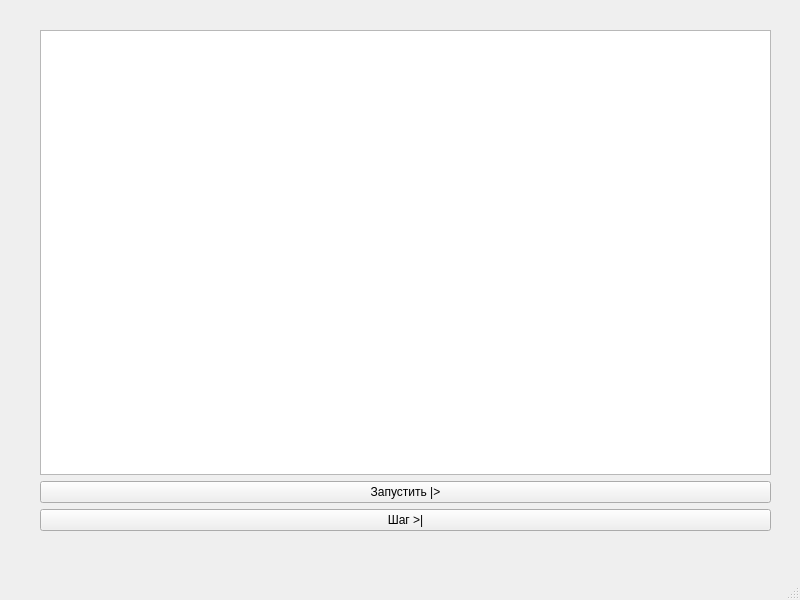
First picture: the form in mainwindow.ui, repository dmokin2022/PhysicalModelling, before the edit.
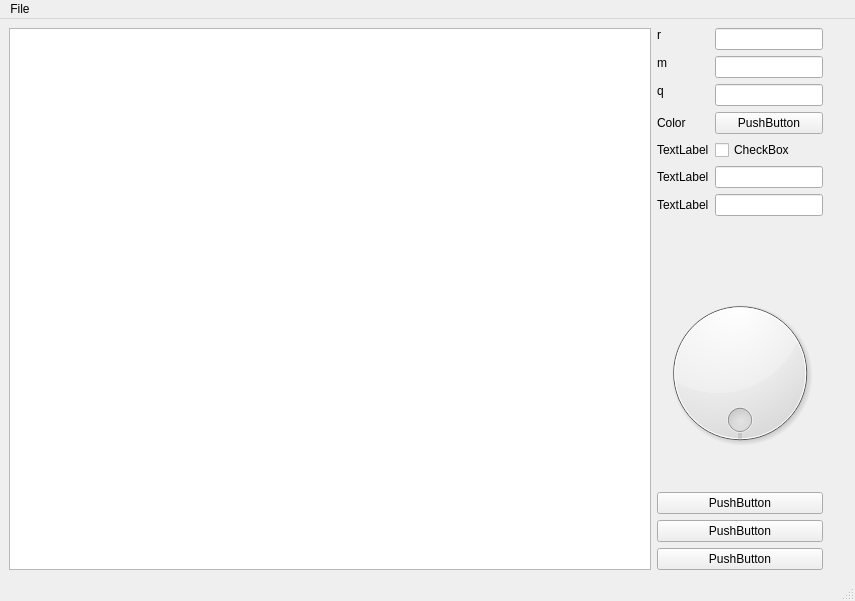
Second picture: the form after the edit.

Commit message: Сделан нормальный интерфейс

What changed in the file:
```diff
--- a/mainwindow.ui
+++ b/mainwindow.ui
@@ -6,56 +6,232 @@
    <rect>
     <x>0</x>
     <y>0</y>
-    <width>800</width>
-    <height>600</height>
+    <width>855</width>
+    <height>601</height>
    </rect>
   </property>
   <property name="windowTitle">
    <string>MainWindow</string>
   </property>
   <widget class="QWidget" name="centralwidget">
-   <widget class="QWidget" name="verticalLayoutWidget">
-    <property name="geometry">
-     <rect>
-      <x>40</x>
-      <y>30</y>
-      <width>731</width>
-      <height>501</height>
-     </rect>
-    </property>
-    <layout class="QVBoxLayout">
-     <property name="sizeConstraint">
-      <enum>QLayout::SetDefaultConstraint</enum>
-     </property>
-     <item>
-      <widget class="QGraphicsView" name="graphicsView"/>
-     </item>
-     <item>
-      <widget class="QPushButton" name="buttonRunSimulation">
-       <property name="text">
-        <string>Запустить |&gt;</string>
-       </property>
-      </widget>
-     </item>
-     <item>
-      <widget class="QPushButton" name="buttonStepSimulation">
-       <property name="text">
-        <string>Шаг &gt;|</string>
-       </property>
-      </widget>
-     </item>
-    </layout>
-   </widget>
+   <property name="sizePolicy">
+    <sizepolicy hsizetype="Expanding" vsizetype="Expanding">
+     <horstretch>0</horstretch>
+     <verstretch>0</verstretch>
+    </sizepolicy>
+   </property>
+   <property name="maximumSize">
+    <size>
+     <width>832</width>
+     <height>16777215</height>
+    </size>
+   </property>
+   <layout class="QHBoxLayout" name="horizontalLayout_2">
+    <item>
+     <widget class="QGraphicsView" name="graphicsView">
+      <property name="sizePolicy">
+       <sizepolicy hsizetype="Expanding" vsizetype="Expanding">
+        <horstretch>0</horstretch>
+        <verstretch>0</verstretch>
+       </sizepolicy>
+      </property>
+     </widget>
+    </item>
+    <item>
+     <layout class="QVBoxLayout" name="verticalLayout">
+      <item>
+       <layout class="QFormLayout" name="formLayout">
+        <item row="0" column="0">
+         <widget class="QLabel" name="label">
+          <property name="sizePolicy">
+           <sizepolicy hsizetype="Minimum" vsizetype="Fixed">
+            <horstretch>0</horstretch>
+            <verstretch>0</verstretch>
+           </sizepolicy>
+          </property>
+          <property name="text">
+           <string>r</string>
+          </property>
+         </widget>
+        </item>
+        <item row="0" column="1">
+         <widget class="QLineEdit" name="lineEdit_2">
+          <property name="sizePolicy">
+           <sizepolicy hsizetype="Minimum" vsizetype="Fixed">
+            <horstretch>0</horstretch>
+            <verstretch>0</verstretch>
+           </sizepolicy>
+          </property>
+         </widget>
+        </item>
+        <item row="1" column="0">
+         <widget class="QLabel" name="label_2">
+          <property name="sizePolicy">
+           <sizepolicy hsizetype="Minimum" vsizetype="Fixed">
+            <horstretch>0</horstretch>
+            <verstretch>0</verstretch>
+           </sizepolicy>
+          </property>
+          <property name="text">
+           <string>m</string>
+          </property>
+         </widget>
+        </item>
+        <item row="1" column="1">
+         <widget class="QLineEdit" name="lineEdit">
+          <property name="sizePolicy">
+           <sizepolicy hsizetype="Minimum" vsizetype="Fixed">
+            <horstretch>0</horstretch>
+            <verstretch>0</verstretch>
+           </sizepolicy>
+          </property>
+         </widget>
+        </item>
+        <item row="2" column="0">
+         <widget class="QLabel" name="label_3">
+          <property name="sizePolicy">
+           <sizepolicy hsizetype="Minimum" vsizetype="Fixed">
+            <horstretch>0</horstretch>
+            <verstretch>0</verstretch>
+           </sizepolicy>
+          </property>
+          <property name="text">
+           <string>q</string>
+          </property>
+         </widget>
+        </item>
+        <item row="2" column="1">
+         <widget class="QLineEdit" name="lineEdit_3">
+          <property name="sizePolicy">
+           <sizepolicy hsizetype="Minimum" vsizetype="Fixed">
+            <horstretch>0</horstretch>
+            <verstretch>0</verstretch>
+           </sizepolicy>
+          </property>
+         </widget>
+        </item>
+        <item row="3" column="0">
+         <widget class="QLabel" name="label_4">
+          <property name="text">
+           <string>Color</string>
+          </property>
+         </widget>
+        </item>
+        <item row="3" column="1">
+         <widget class="QPushButton" name="pushButton_3">
+          <property name="text">
+           <string>PushButton</string>
+          </property>
+         </widget>
+        </item>
+        <item row="5" column="0">
+         <widget class="QLabel" name="label_5">
+          <property name="text">
+           <string>TextLabel</string>
+          </property>
+         </widget>
+        </item>
+        <item row="5" column="1">
+         <widget class="QLineEdit" name="lineEdit_4">
+          <property name="sizePolicy">
+           <sizepolicy hsizetype="Minimum" vsizetype="Fixed">
+            <horstretch>0</horstretch>
+            <verstretch>0</verstretch>
+           </sizepolicy>
+          </property>
+         </widget>
+        </item>
+        <item row="6" column="0">
+         <widget class="QLabel" name="label_6">
+          <property name="text">
+           <string>TextLabel</string>
+          </property>
+         </widget>
+        </item>
+        <item row="6" column="1">
+         <widget class="QLineEdit" name="lineEdit_5">
+          <property name="sizePolicy">
+           <sizepolicy hsizetype="Minimum" vsizetype="Fixed">
+            <horstretch>0</horstretch>
+            <verstretch>0</verstretch>
+           </sizepolicy>
+          </property>
+         </widget>
+        </item>
+        <item row="4" column="0">
+         <widget class="QLabel" name="label_7">
+          <property name="text">
+           <string>TextLabel</string>
+          </property>
+         </widget>
+        </item>
+        <item row="4" column="1">
+         <widget class="QCheckBox" name="checkBox">
+          <property name="text">
+           <string>CheckBox</string>
+          </property>
+         </widget>
+        </item>
+       </layout>
+      </item>
+      <item>
+       <widget class="QDial" name="dial">
+        <property name="sizePolicy">
+         <sizepolicy hsizetype="Minimum" vsizetype="Minimum">
+          <horstretch>0</horstretch>
+          <verstretch>0</verstretch>
+         </sizepolicy>
+        </property>
+        <property name="maximum">
+         <number>360</number>
+        </property>
+        <property name="wrapping">
+         <bool>true</bool>
+        </property>
+       </widget>
+      </item>
+      <item>
+       <widget class="QPushButton" name="pushButton_2">
+        <property name="text">
+         <string>PushButton</string>
+        </property>
+       </widget>
+      </item>
+      <item>
+       <widget class="QPushButton" name="pushButton">
+        <property name="text">
+         <string>PushButton</string>
+        </property>
+       </widget>
+      </item>
+      <item>
+       <widget class="QPushButton" name="pushButton_4">
+        <property name="text">
+         <string>PushButton</string>
+        </property>
+       </widget>
+      </item>
+     </layout>
+    </item>
+   </layout>
   </widget>
   <widget class="QMenuBar" name="menubar">
    <property name="geometry">
     <rect>
      <x>0</x>
      <y>0</y>
-     <width>800</width>
+     <width>855</width>
      <height>25</height>
     </rect>
    </property>
+   <widget class="QMenu" name="menuPhysical_Modelling_v_0_1">
+    <property name="title">
+     <string>File</string>
+    </property>
+    <addaction name="actionSave_as"/>
+    <addaction name="actionLoad"/>
+   </widget>
+   <addaction name="menuPhysical_Modelling_v_0_1"/>
   </widget>
   <widget class="QStatusBar" name="statusbar"/>
  </widget>
```
Left out of the diff: 10 changed lines with no effect on the pictures. The commit also changes 6 other files.
